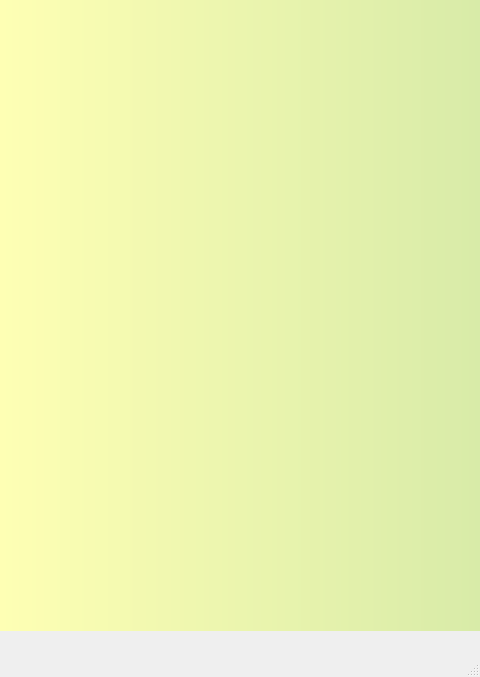
First picture: the form in ordering-food-app-2/mainwindow.ui, repository Gipsonek123/Ordering-food-app, before the edit.
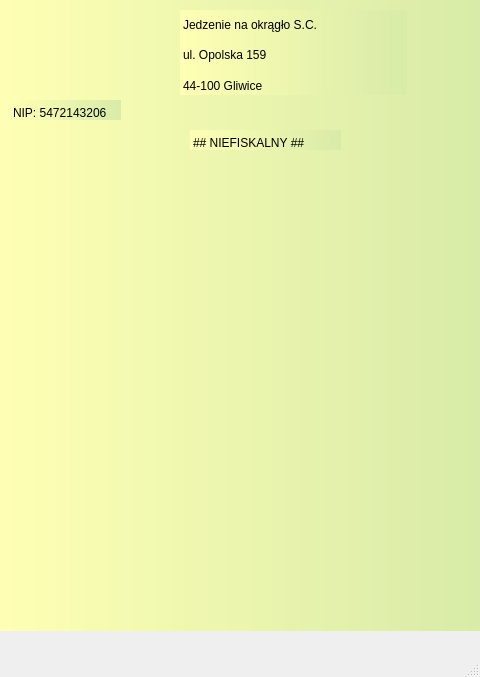
Second picture: the form after the edit. The open tabs and pages were chosen to show the change. Icons and pictures are not drawn.

Commit message: Add restaurant name

```diff
--- a/ordering-food-app-2/mainwindow.ui
+++ b/ordering-food-app-2/mainwindow.ui
@@ -2536,6 +2536,85 @@
        <set>Qt::AlignCenter</set>
       </property>
      </widget>
+     <widget class="QLabel" name="label_7">
+      <property name="geometry">
+       <rect>
+        <x>10</x>
+        <y>100</y>
+        <width>111</width>
+        <height>20</height>
+       </rect>
+      </property>
+      <property name="styleSheet">
+       <string notr="true">	font: 350 9pt &quot;Cascadia Code SemiLight&quot;;
+	padding-top: 5px;</string>
+      </property>
+      <property name="text">
+       <string>NIP: 5472143206</string>
+      </property>
+     </widget>
+     <widget class="QLabel" name="label_14">
+      <property name="geometry">
+       <rect>
+        <x>190</x>
+        <y>130</y>
+        <width>151</width>
+        <height>20</height>
+       </rect>
+      </property>
+      <property name="styleSheet">
+       <string notr="true">	font: 350 9pt &quot;Cascadia Code SemiLight&quot;;
+	padding-top: 5px;</string>
+      </property>
+      <property name="text">
+       <string>## NIEFISKALNY ##</string>
+      </property>
+     </widget>
+     <widget class="QWidget" name="">
+      <property name="geometry">
+       <rect>
+        <x>180</x>
+        <y>10</y>
+        <width>227</width>
+        <height>85</height>
+       </rect>
+      </property>
+      <layout class="QVBoxLayout" name="verticalLayout_2">
+       <item>
+        <widget class="QLabel" name="label_11">
+         <property name="styleSheet">
+          <string notr="true">	font: 350 9pt &quot;Cascadia Code SemiLight&quot;;
+	padding-top: 5px;</string>
+         </property>
+         <property name="text">
+          <string>Jedzenie na okrągło S.C.</string>
+         </property>
+        </widget>
+       </item>
+       <item>
+        <widget class="QLabel" name="label_12">
+         <property name="styleSheet">
+          <string notr="true">	font: 350 9pt &quot;Cascadia Code SemiLight&quot;;
+	padding-top: 5px;</string>
+         </property>
+         <property name="text">
+          <string>ul. Opolska 159</string>
+         </property>
+        </widget>
+       </item>
+       <item>
+        <widget class="QLabel" name="label_13">
+         <property name="styleSheet">
+          <string notr="true">	font: 350 9pt &quot;Cascadia Code SemiLight&quot;;
+	padding-top: 5px;</string>
+         </property>
+         <property name="text">
+          <string>44-100 Gliwice</string>
+         </property>
+        </widget>
+       </item>
+      </layout>
+     </widget>
     </widget>
     <widget class="QWidget" name="page_23">
      <widget class="QProgressBar" name="progressBar_10">
@@ -2597,7 +2676,7 @@
      </widget>
     </widget>
    </widget>
-   <widget class="QWidget" name="">
+   <widget class="QWidget" name="layoutWidget">
     <property name="geometry">
      <rect>
       <x>0</x>
@@ -2608,7 +2687,7 @@
     </property>
     <layout class="QHBoxLayout" name="horizontalLayout_49"/>
    </widget>
-   <widget class="QWidget" name="">
+   <widget class="QWidget" name="layoutWidget">
     <property name="geometry">
      <rect>
       <x>0</x>
@@ -2619,7 +2698,7 @@
     </property>
     <layout class="QVBoxLayout" name="verticalLayout_86"/>
    </widget>
-   <widget class="QWidget" name="">
+   <widget class="QWidget" name="layoutWidget">
     <property name="geometry">
      <rect>
       <x>0</x>
@@ -2630,7 +2709,7 @@
     </property>
     <layout class="QHBoxLayout" name="horizontalLayout_50"/>
    </widget>
-   <widget class="QWidget" name="">
+   <widget class="QWidget" name="layoutWidget">
     <property name="geometry">
      <rect>
       <x>0</x>
```
Left out of the diff: 2 changed lines with no effect on the pictures.
